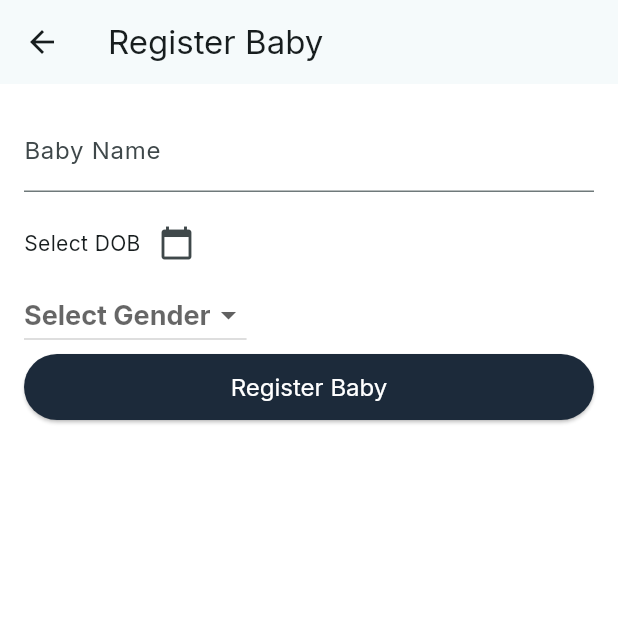
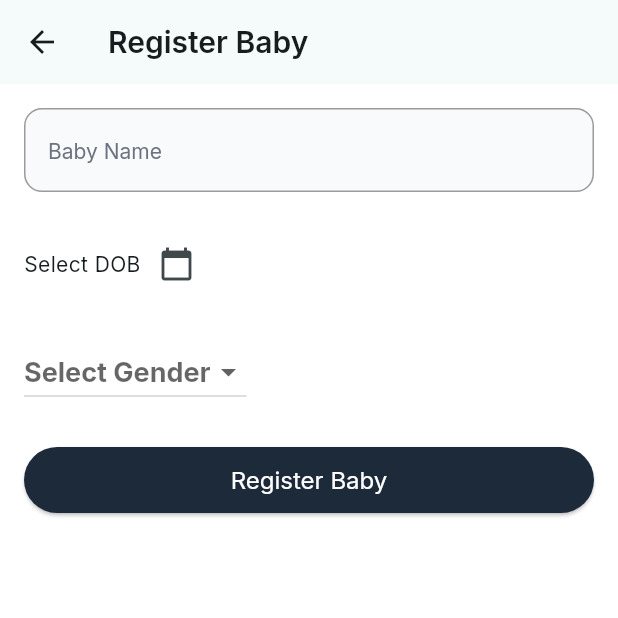
Before and after one commit to Vasusn/DocHome, a Flutter app: the BabyRegistrationScreen screen opened by its route, on a phone screen of 412 x 824 dp, the top half of it. Run offline on Flutter 3.47's test engine with Material 3 defaults, Android fonts, the phone set to English and light mode, and no system bars; our stand-ins replace flutter_svg, google_fonts.

Commit message:
Feature Baby Registration

```diff
--- a/lib/modules/baby-register/view/baby_register_screen.dart
+++ b/lib/modules/baby-register/view/baby_register_screen.dart
@@ -1,6 +1,8 @@
 import 'package:dochome/modules/baby-register/controller/baby_register_controller.dart';
 import 'package:dochome/modules/slot-booking/view/slot_booking_screen.dart';
+import 'package:dochome/utils/extensions/sizedbox_extension.dart';
 import 'package:dochome/utils/extensions/text_theme_extensions.dart';
+import 'package:dochome/utils/widgets/dh_text_form_field.dart';
 import 'package:dochome/values/strings/app_strings.dart';
 import 'package:flutter/material.dart';
 import 'package:intl/intl.dart';
@@ -16,17 +18,19 @@ class _BabyRegistrationScreenState extends State<BabyRegistrationScreen>
   @override
   Widget build(BuildContext context) {
     return Scaffold(
-      appBar: AppBar(title: const Text(AppStrings.registerBaby)),
+      appBar: AppBar(
+        title: Text(AppStrings.registerBaby, style: context.theme.displayLarge),
+      ),
       body: Padding(
         padding: const EdgeInsets.all(16),
         child: Column(
           crossAxisAlignment: CrossAxisAlignment.start,
           children: [
-            TextField(
+            DHTextFormField(
+              hintText: AppStrings.babyName,
               controller: nameController,
-              decoration: const InputDecoration(labelText: AppStrings.babyName),
             ),
-            const SizedBox(height: 10),
+            24.height,
             Row(
               children: [
                 Text(
@@ -40,6 +44,7 @@ class _BabyRegistrationScreenState extends State<BabyRegistrationScreen>
                 ),
               ],
             ),
+            24.height,
             DropdownButton<String>(
               hint: const Text(AppStrings.selectGender),
               value: gender,
@@ -59,7 +64,7 @@ class _BabyRegistrationScreenState extends State<BabyRegistrationScreen>
                     );
                   }).toList(),
             ),
-
+            24.height,
             SizedBox(
               width: double.maxFinite,
               child: ElevatedButton(
@@ -71,11 +76,29 @@ class _BabyRegistrationScreenState extends State<BabyRegistrationScreen>
               ),
             ),
             if (registeredBaby != null) ...[
+              24.height,
               const Divider(),
-              const Text('Profile'),
-              Text('Name: ${registeredBaby!.name}'),
-              Text('Age: ${registeredBaby!.age} years'),
-              Text('Gender: ${registeredBaby!.gender}'),
+              24.height,
+              Center(child: Text('Profile', style: context.theme.displayLarge)),
+              24.height,
+
+              Text(
+                'Name: ${registeredBaby!.name}',
+                style: context.theme.displayMedium,
+              ),
+              24.height,
+
+              Text(
+                'Age: ${registeredBaby!.age} years',
+                style: context.theme.displayMedium,
+              ),
+              24.height,
+
+              Text(
+                'Gender: ${registeredBaby!.gender}',
+                style: context.theme.displayMedium,
+              ),
+              24.height,
               SizedBox(
                 width: double.maxFinite,
                 child: ElevatedButton(
```
Also changed, not shown: lib/modules/slot-booking/view/slot_booking_screen.dart (+20 -2 lines).
